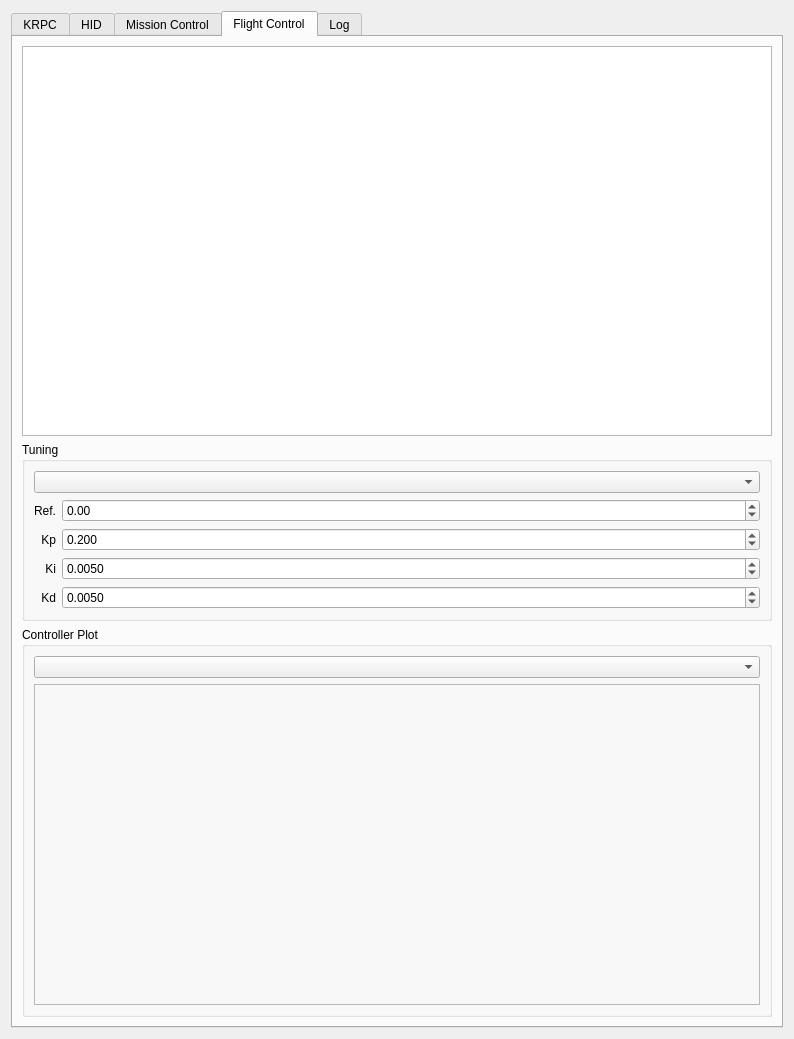
Vivero/KerbalPie, file data/KerbalPie.ui: the form before one commit.
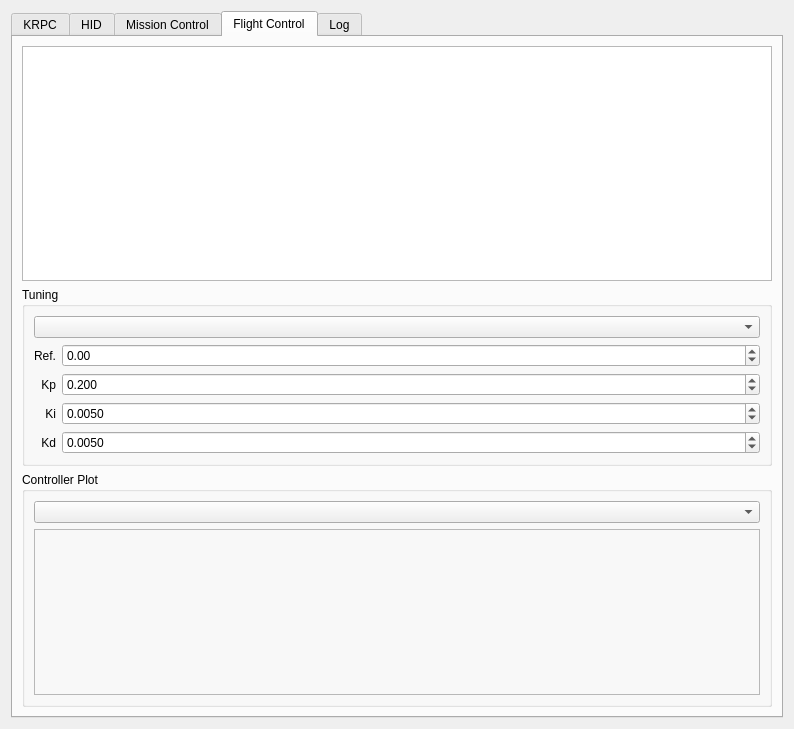
The form after the commit.

Commit message: updates to control panels

What changed in the file:
```diff
--- a/data/KerbalPie.ui
+++ b/data/KerbalPie.ui
@@ -7,7 +7,7 @@
     <x>0</x>
     <y>0</y>
     <width>794</width>
-    <height>1039</height>
+    <height>729</height>
    </rect>
   </property>
   <property name="windowTitle">
```
The commit also changes 6 other files.
